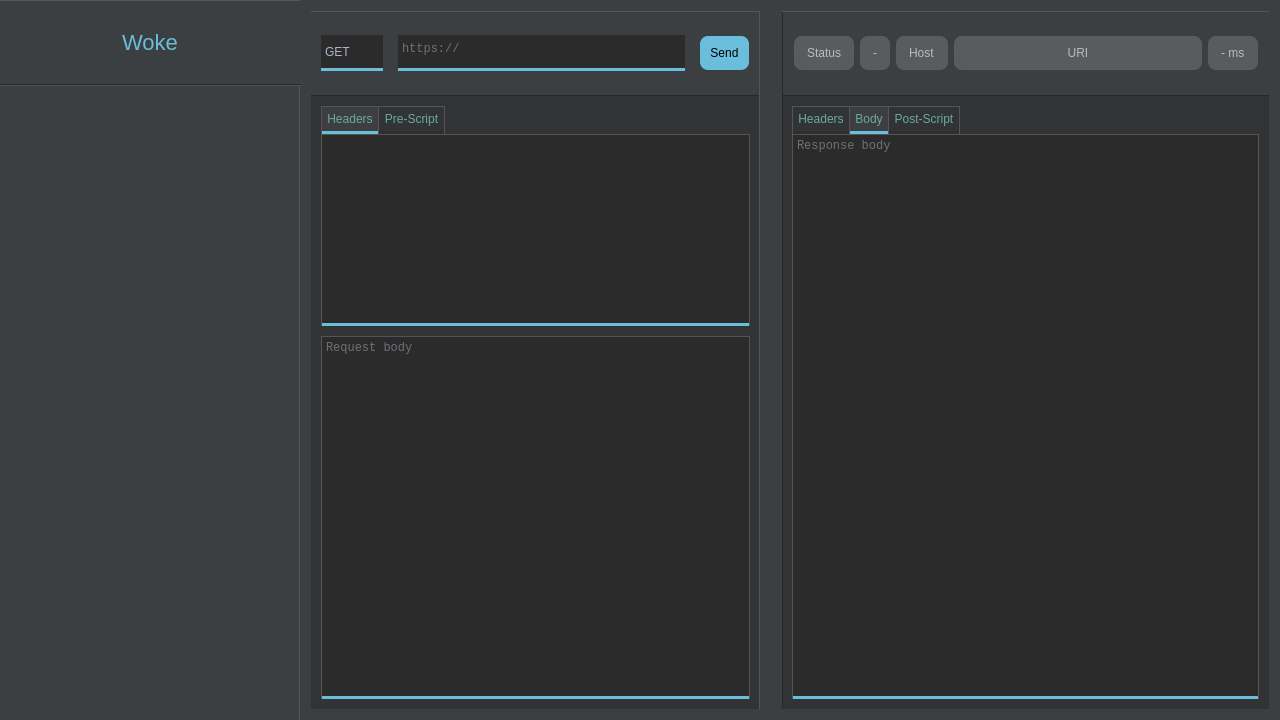
Before: the Qt Designer form mainwindow.ui in tmstieff/Woke, drawn with Qt 5.
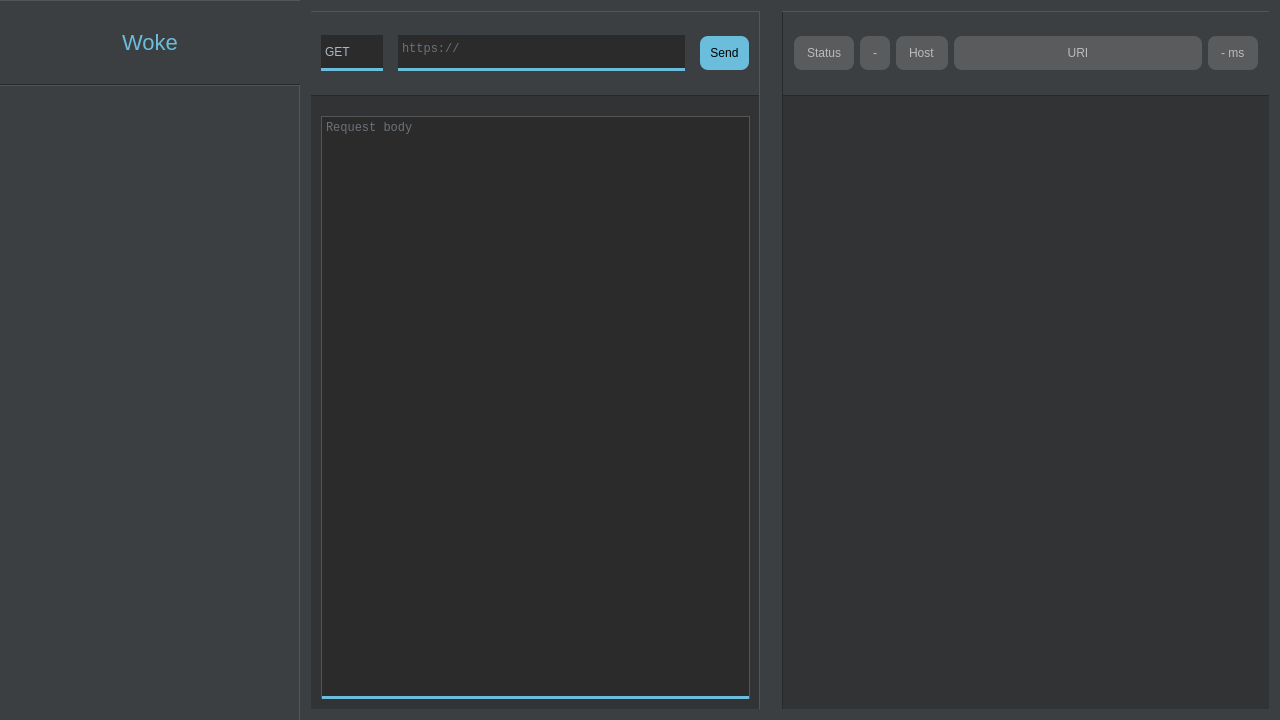
After: the same form once the commit is applied. Custom widgets are drawn as their Qt base class.

Commit message: Fix segfault on tabbed editor constructor and implement tabbed editors for request and responses

Diff of the .ui file:
```diff
--- a/mainwindow.ui
+++ b/mainwindow.ui
@@ -554,86 +554,7 @@
             <number>10</number>
            </property>
            <item>
-            <layout class="QHBoxLayout" name="requestTabsLayout">
-             <property name="spacing">
-              <number>0</number>
-             </property>
-             <item>
-              <widget class="QPushButton" name="requestHeadersButton">
-               <property name="sizePolicy">
-                <sizepolicy hsizetype="Fixed" vsizetype="Fixed">
-                 <horstretch>0</horstretch>
-                 <verstretch>0</verstretch>
-                </sizepolicy>
-               </property>
-               <property name="styleSheet">
-                <string notr="true">#requestHeadersButton {
-	background-color: #3c3e3f;
-	border: none;
-	border-bottom: 3px solid #6ABDDB;
-	border-top: 1px solid #555555;
-	border-right: 1px solid #555555;
-	border-left: 1px solid #555555;
-	color: #69ac97;
-	padding: 5px;
-}</string>
-               </property>
-               <property name="text">
-                <string>Headers</string>
-               </property>
-              </widget>
-             </item>
-             <item>
-              <widget class="QPushButton" name="requestScriptButton">
-               <property name="styleSheet">
-                <string notr="true">#requestScriptButton {
-	background-color: #313335;
-	border: none;
-	border-bottom: 3px solid #2C2E2F;
-	border-top: 1px solid #555555;
-	border-right: 1px solid #555555;
-	color: #69ac97;
-	padding: 5px;
-}</string>
-               </property>
-               <property name="text">
-                <string>Pre-Script</string>
-               </property>
-              </widget>
-             </item>
-             <item>
-              <spacer name="horizontalSpacer_4">
-               <property name="orientation">
-                <enum>Qt::Horizontal</enum>
-               </property>
-               <property name="sizeHint" stdset="0">
-                <size>
-                 <width>40</width>
-                 <height>20</height>
-                </size>
-               </property>
-              </spacer>
-             </item>
-            </layout>
-           </item>
-           <item>
-            <widget class="QPlainTextEdit" name="requestTabsInput">
-             <property name="sizePolicy">
-              <sizepolicy hsizetype="Expanding" vsizetype="Minimum">
-               <horstretch>0</horstretch>
-               <verstretch>0</verstretch>
-              </sizepolicy>
-             </property>
-             <property name="styleSheet">
-              <string notr="true"/>
-             </property>
-             <property name="frameShape">
-              <enum>QFrame::NoFrame</enum>
-             </property>
-             <property name="lineWrapMode">
-              <enum>QPlainTextEdit::NoWrap</enum>
-             </property>
-            </widget>
+            <widget class="RequestTabbedEditor" name="requestEditor" native="true"/>
            </item>
            <item>
             <widget class="QPlainTextEdit" name="bodyInput">
@@ -851,98 +772,7 @@
             <number>10</number>
            </property>
            <item>
-            <layout class="QHBoxLayout" name="responseTabsLayout">
-             <property name="spacing">
-              <number>0</number>
-             </property>
-             <item>
-              <widget class="QPushButton" name="responseHeadersButton">
-               <property name="styleSheet">
-                <string notr="true">#responseHeadersButton {
-	background-color: #313335;
-	border: none;
-	border-bottom: 3px solid #2C2E2F;
-	border-left: 1px solid #555555;
-	border-top: 1px solid #555555;
-	border-right: 1px solid #555555;
-	color: #69ac97;
-	padding: 5px;
-}</string>
-               </property>
-               <property name="text">
-                <string>Headers</string>
-               </property>
-              </widget>
-             </item>
-             <item>
-              <widget class="QPushButton" name="responseBodyButton">
-               <property name="styleSheet">
-                <string notr="true">#responseBodyButton {
-	background-color: #3c3e3f;
-	border: none;
-	border-bottom: 3px solid #6ABDDB;
-	border-top: 1px solid #555555;
-	border-right: 1px solid #555555;
-	color: #69ac97;
-	padding: 5px;
-}</string>
-               </property>
-               <property name="text">
-                <string>Body</string>
-               </property>
-              </widget>
-             </item>
-             <item>
-              <widget class="QPushButton" name="responseScriptButton">
-               <property name="styleSheet">
-                <string notr="true">#responseScriptButton {
-	background-color: #313335;
-	border: none;
-	border-bottom: 3px solid #2C2E2F;
-	border-top: 1px solid #555555;
-	border-right: 1px solid #555555;
-	color: #69ac97;
-	padding: 5px;
-}</string>
-               </property>
-               <property name="text">
-                <string>Post-Script</string>
-               </property>
-              </widget>
-             </item>
-             <item>
-              <spacer name="horizontalSpacer_5">
-               <property name="orientation">
-                <enum>Qt::Horizontal</enum>
-               </property>
-               <property name="sizeHint" stdset="0">
-                <size>
-                 <width>40</width>
-                 <height>20</height>
-                </size>
-               </property>
-              </spacer>
-             </item>
-            </layout>
-           </item>
-           <item>
-            <widget class="QPlainTextEdit" name="responseTabsInput">
-             <property name="styleSheet">
-              <string notr="true"/>
-             </property>
-             <property name="frameShape">
-              <enum>QFrame::NoFrame</enum>
-             </property>
-             <property name="lineWidth">
-              <number>0</number>
-             </property>
-             <property name="lineWrapMode">
-              <enum>QPlainTextEdit::NoWrap</enum>
-             </property>
-             <property name="placeholderText">
-              <string>Response body</string>
-             </property>
-            </widget>
+            <widget class="ResponseTabbedEditor" name="responseEditor" native="true"/>
            </item>
           </layout>
          </widget>
@@ -964,6 +794,18 @@
     <signal>returnPressed()</signal>
    </slots>
   </customwidget>
+  <customwidget>
+   <class>RequestTabbedEditor</class>
+   <extends>QWidget</extends>
+   <header>src/view/requesttabbededitor.h</header>
+   <container>1</container>
+  </customwidget>
+  <customwidget>
+   <class>ResponseTabbedEditor</class>
+   <extends>QWidget</extends>
+   <header>src/view/responsetabbededitor.h</header>
+   <container>1</container>
+  </customwidget>
  </customwidgets>
  <resources/>
  <connections/>
```
The commit also changes 14 other files.
